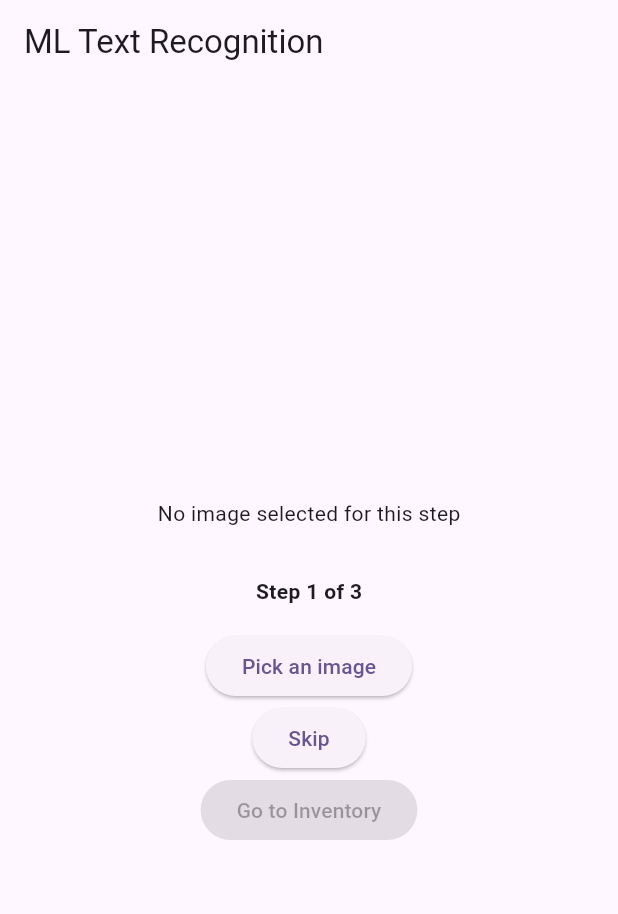
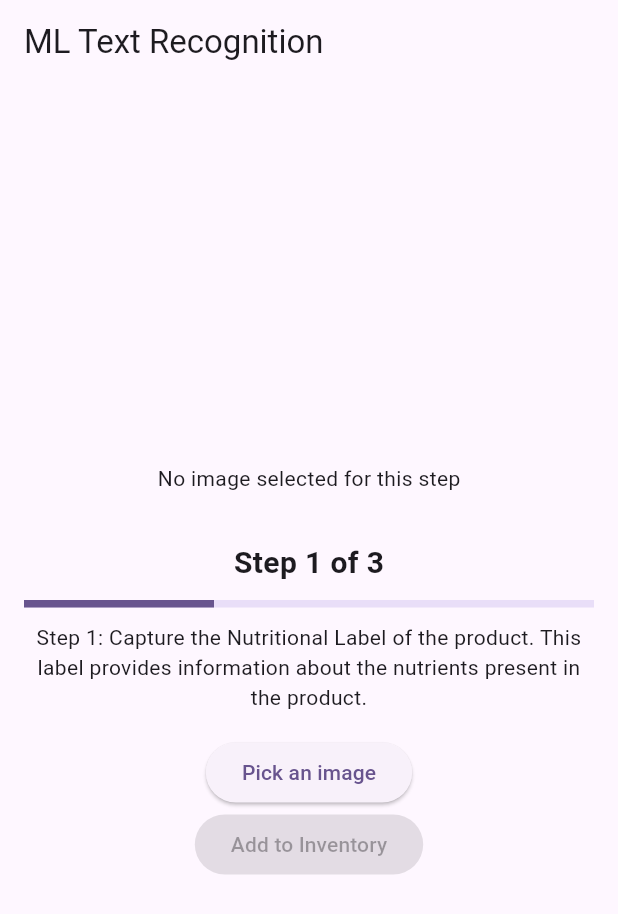
Before and after one commit to davidshxm/hack_the_north2024, a Flutter app: the Camera screen opened directly, on a phone screen of 412 x 824 dp. Shown: the top 914 px of the screen. Run offline on Flutter 3.47's test engine with Material 3 defaults, Android fonts, the phone set to English and light mode, and no system bars; our stand-ins replace image_picker, sliding_up_panel; missing offline and left inert: google_mlkit_text_recognition.

Commit message:
next button, add taken photo to inventory icon

```diff
--- a/lib/camera.dart
+++ b/lib/camera.dart
@@ -7,9 +7,7 @@ import 'inventory_manager.dart';
 import 'inventory.dart';
 import 'byte.dart';
 import 'dart:convert'; // For decoding JSON
-import 'package:flutter/material.dart';
 import 'package:http/http.dart' as http;
-
 
 Future<Meta> createMeta(String payload) async {
   final response = await http.post(
@@ -42,7 +40,8 @@ Future<CleanData> createCleanData(String payload) async {
   );
 
   if (response.statusCode == 200) {
-    return CleanData.fromJson(jsonDecode(response.body) as Map<String, dynamic>);
+    return CleanData.fromJson(
+        jsonDecode(response.body) as Map<String, dynamic>);
   } else {
     print(payload);
     print(response.statusCode);
@@ -50,7 +49,6 @@ Future<CleanData> createCleanData(String payload) async {
     throw Exception(response.body);
   }
 }
-
 
 class Camera extends StatefulWidget {
   const Camera({super.key});
@@ -122,7 +120,8 @@ class _CameraState extends State<Camera> {
           break;
         case 2:
           setState(() {
-            futureCleanData = createCleanData(recognizedNutrientText + recognizedText);
+            futureCleanData =
+                createCleanData(recognizedNutrientText + recognizedText);
           });
           CleanData product = await futureCleanData!;
           print(product.weight);
@@ -130,7 +129,6 @@ class _CameraState extends State<Camera> {
           print(product.ingredients);
           break;
       }
-
     } catch (e) {
       if (!mounted) return;
 
@@ -141,13 +139,6 @@ class _CameraState extends State<Camera> {
       setState(() {
         isRecognizing = false;
       });
-
-      // Move to next step
-      if (currentStep < 2) {
-        setState(() {
-          currentStep++;
-        });
-      }
     }
   }
 
@@ -192,7 +183,10 @@ class _CameraState extends State<Camera> {
     // Add new item to inventory and navigate to Inventory page
     if (productName != null && productName.isNotEmpty) {
       final inventoryManager = InventoryManager();
-      inventoryManager.addItem(productName);
+      String? imagePath = pickedImagePaths[2];
+      if (imagePath != null) {
+        inventoryManager.addItem(productName, imagePath);
+      }
 
       Navigator.pushReplacement(
         context,
@@ -245,9 +239,21 @@ class _CameraState extends State<Camera> {
     }
   }
 
+  String _getStepDescription(int step) {
+    switch (step) {
+      case 0:
+        return "Step 1: Capture the Nutritional Label of the product. This label provides information about the nutrients present in the product.";
+      case 1:
+        return "Step 2: Capture the Ingredients List of the product. This list shows the components used in the product.";
+      case 2:
+        return "Step 3: Capture a photo of the product. This image will be used to identify and verify the product.";
+      default:
+        return "";
+    }
+  }
+
   @override
-  Widget build(BuildContext context,
-  ) {
+  Widget build(BuildContext context) {
     return Scaffold(
       appBar: AppBar(
         title: const Text('ML Text Recognition'),
@@ -261,7 +267,8 @@ class _CameraState extends State<Camera> {
               if (pickedImagePaths[currentStep] != null)
                 Padding(
                   padding: const EdgeInsets.all(16.0),
-                  child: ImagePreview(imagePath: pickedImagePaths[currentStep]!),
+                  child:
+                      ImagePreview(imagePath: pickedImagePaths[currentStep]!),
                 )
               else
                 Padding(
@@ -271,9 +278,24 @@ class _CameraState extends State<Camera> {
               // Display current step
               Padding(
                 padding: const EdgeInsets.all(16.0),
-                child: Text(
-                  'Step ${currentStep + 1} of 3',
-                  style: const TextStyle(fontWeight: FontWeight.bold),
+                child: Column(
+                  children: [
+                    Text(
+                      'Step ${currentStep + 1} of 3',
+                      style: const TextStyle(
+                          fontWeight: FontWeight.bold, fontSize: 20),
+                    ),
+                    const SizedBox(height: 10),
+                    LinearProgressIndicator(
+                      value: (currentStep + 1) / 3,
+                      minHeight: 5,
+                    ),
+                    const SizedBox(height: 10),
+                    Text(
+                      _getStepDescription(currentStep),
+                      textAlign: TextAlign.center,
+                    ),
+                  ],
                 ),
               ),
               ElevatedButton(
@@ -295,13 +317,32 @@ class _CameraState extends State<Camera> {
                   ],
                 ),
               ),
-              ElevatedButton(
-                onPressed: isAllStepsCompleted ? null : _skipCurrentStep,
-                child: const Text('Skip'),
-              ),
+              if (pickedImagePaths[currentStep] != null)
+                Row(
+                  mainAxisAlignment: MainAxisAlignment.center,
+                  children: [
+                    ElevatedButton(
+                      onPressed: !stepsCompleted[currentStep]
+                          ? null
+                          : () {
+                              setState(() {
+                                if (currentStep < 2) {
+                                  currentStep++;
+                                }
+                              });
+                            },
+                      child: const Text('Next'),
+                    ),
+                    const SizedBox(width: 16),
+                    ElevatedButton(
+                      onPressed: isAllStepsCompleted ? null : _skipCurrentStep,
+                      child: const Text('Skip'),
+                    ),
+                  ],
+                ),
               ElevatedButton(
                 onPressed: isAllStepsCompleted ? _goToInventory : null,
-                child: const Text('Go to Inventory'),
+                child: const Text('Add to Inventory'),
               ),
               if (!isRecognizing && recognizedText.isNotEmpty) ...[
                 const Divider(),
--- a/lib/inventory_manager.dart
+++ b/lib/inventory_manager.dart
@@ -8,13 +8,17 @@ class InventoryManager {
   }
 
   final List<String> _inventoryItems = ['Apple', 'Orange', 'Peach'];
+  final List<String> _inventoryImages = [];
 
   final Map<String, String> test = {'Apple': 'This is an apple', 'Orange': 'This is an orange', 'Peach': 'This is a Peach'};
 
   List<String> get inventoryItems => List.unmodifiable(_inventoryItems);
+  List<String> get inventoryImages => List.unmodifiable(_inventoryImages);
 
-  void addItem(String item) {
+
+  void addItem(String item, String imagePath) {
     _inventoryItems.add(item);
+    _inventoryImages.add(imagePath);
     test['$item'] = 'This is a $item';
   }
 }
--- a/pubspec.yaml
+++ b/pubspec.yaml
@@ -70,6 +70,10 @@ flutter:
      - assets/Tamagotchi-2.png
      - assets/PlusButton.png
      - assets/fridgeBg.png
+     - assets/Card-Transparent.png
+     - assets/GameBoy-Transparent.png
+     - assets/Tamagotchi-Transparent.png
+
 
   # An image asset can refer to one or more resolution-specific "variants", see
   # https://flutter.dev/assets-and-images/#resolution-aware
```
Also changed, not shown: lib/inventory.dart (+25 -10 lines), pubspec.lock.
